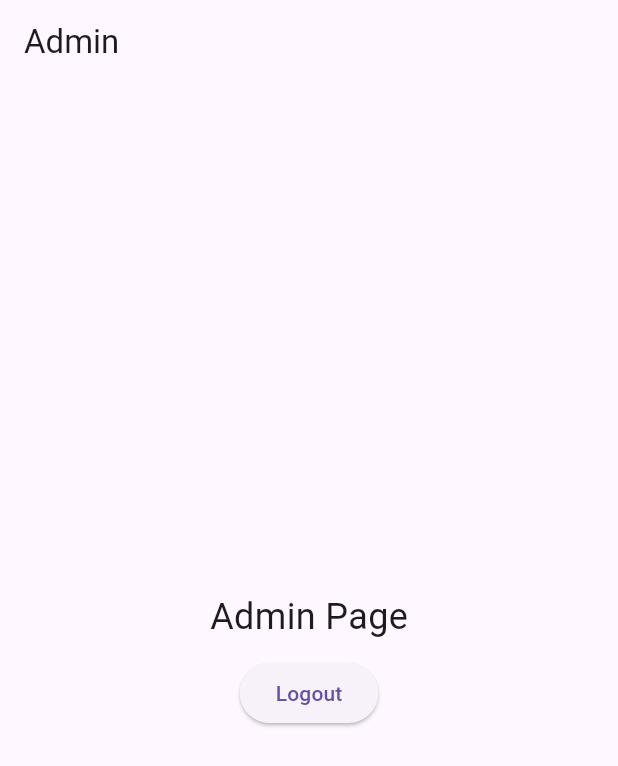
After one commit to khkred/go_router_riverpod_tutorials, a Flutter app: the AdminPage screen opened by its route, on a phone screen of 412 x 824 dp. The commit adds this screen. Shown: the top 766 px of the screen. Run offline on Flutter 3.47's test engine with Material 3 defaults, Android fonts, the light colour scheme and no system bars; our stand-ins replace flutter_riverpod, go_router.

```diff
--- /dev/null
+++ b/grt_redirect/lib/pages/admin_page.dart
@@ -0,0 +1,35 @@
+import 'package:flutter/material.dart';
+import 'package:flutter_riverpod/flutter_riverpod.dart';
+
+import '../providers/auth_provider.dart';
+
+class AdminPage extends ConsumerWidget {
+  const AdminPage({super.key});
+
+  @override
+  Widget build(BuildContext context, WidgetRef ref) {
+    return Scaffold(
+      appBar: AppBar(
+        title: const Text('Admin'),
+      ),
+      body: Center(
+        child: Column(
+          mainAxisAlignment: MainAxisAlignment.center,
+          children: [
+            const Text(
+              'Admin Page',
+              style: TextStyle(fontSize: 24),
+            ),
+            const SizedBox(height: 10),
+            ElevatedButton(
+              onPressed: () {
+                ref.read(authProvider.notifier).logout();
+              },
+              child: const Text('Logout'),
+            ),
+          ],
+        ),
+      ),
+    );
+  }
+}
```
Also changed, not shown: grt_redirect/lib/pages/profile_page.dart (added, +34 -0 lines), grt_redirect/lib/routing/app_router.dart (+22 -0 lines).
